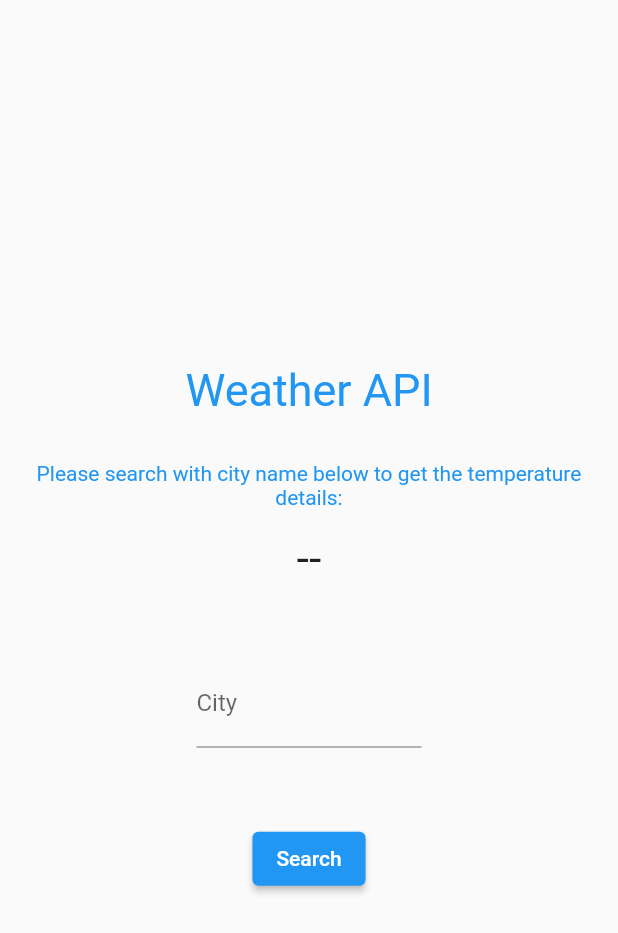
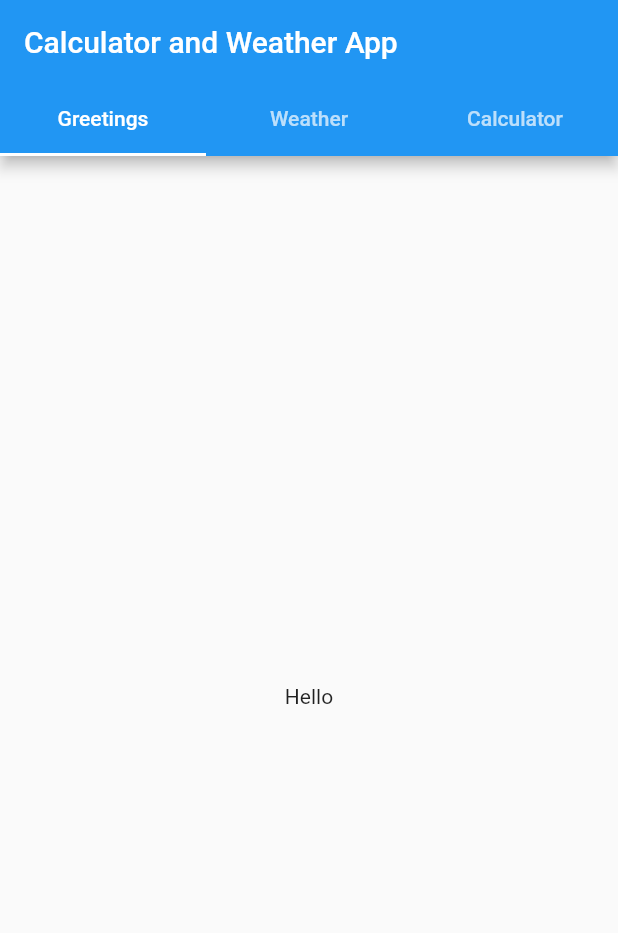
Before and after one commit to LakmaliPalihakkara/MDEV1005_Assignment4, a Flutter app: the screen it shows after launch, on a phone screen of 412 x 824 dp. Shown: the top 933 px of the screen. Run offline on Flutter 3.47's test engine with Material 2 defaults, Android fonts, the phone set to English and light mode, and no system bars.

Commit message:
Added navigation bar

```diff
--- a/lib/main.dart
+++ b/lib/main.dart
@@ -1,30 +1,123 @@
-import 'package:assignment4/data_service.dart';
 import 'package:assignment4/weather_display.dart';
 import 'package:flutter/material.dart';
 
-import 'models.dart';
-
 void main() {
-  runApp(MyApp());
+  runApp(const MyApp());
 }
 
-class MyApp extends StatefulWidget {
-  @override
-  State<StatefulWidget> createState() => _MyAppState();
-}
+class MyApp extends StatelessWidget {
+  const MyApp({super.key});
 
-class _MyAppState extends State<MyApp> {
-
+  static const String _title = 'Calculator and Weather App';
 
   @override
   Widget build(BuildContext context) {
-    return MaterialApp(
-        home: Scaffold(
-          body: Center(
+    return const MaterialApp(
+      title: _title,
+      home: MyStatefulWidget(),
+    );
+  }
+}
+
+class MyStatefulWidget extends StatefulWidget {
+  const MyStatefulWidget({super.key});
+
+  @override
+  State<MyStatefulWidget> createState() => _MyStatefulWidgetState();
+}
+
+/// AnimationControllers can be created with `vsync: this` because of TickerProviderStateMixin.
+class _MyStatefulWidgetState extends State<MyStatefulWidget>
+    with TickerProviderStateMixin {
+  late TabController _tabController;
+
+  @override
+  void initState() {
+    super.initState();
+    _tabController = TabController(length: 3, vsync: this);
+  }
+
+  @override
+  Widget build(BuildContext context) {
+    return Scaffold(
+      appBar: AppBar(
+        title: const Text('Calculator and Weather App'),
+        bottom: TabBar(
+          controller: _tabController,
+          tabs: const <Widget>[
+            Tab(
+              text: 'Greetings',
+            ),
+            Tab(
+              text: 'Weather',
+            ),
+            Tab(
+              text: 'Calculator',
+            ),
+          ],
+        ),
+      ),
+      body: TabBarView(
+        controller: _tabController,
+        children:[
+          Center(
+            child: Text("Hello") ,
+          ),
+          Center(
             child: WeatherDisplay(),
           ),
-        ));
+          Center(
+            child: Text("Calculator"),
+          ),
+        ],
+      ),
+    );
+  }
+}
+
+
+class MyHomePage extends StatefulWidget {
+  const MyHomePage({super.key, required this.title});
+  final String title;
+
+  @override
+  State<MyHomePage> createState() => _MyHomePageState();
+}
+
+class _MyHomePageState extends State<MyHomePage> {
+  int _counter = 0;
+
+  void _incrementCounter() {
+    setState(() {
+      _counter++;
+    });
   }
 
-
+  @override
+  Widget build(BuildContext context) {
+    return Scaffold(
+      appBar: AppBar(
+        title: Text(widget.title),
+      ),
+      body: Center(
+        child: Column(
+          mainAxisAlignment: MainAxisAlignment.center,
+          children: <Widget>[
+            const Text(
+              'You have pushed the button this many times:',
+            ),
+            Text(
+              '$_counter',
+              style: Theme.of(context).textTheme.headline4,
+            ),
+          ],
+        ),
+      ),
+      floatingActionButton: FloatingActionButton(
+        onPressed: _incrementCounter,
+        tooltip: 'Increment',
+        child: const Icon(Icons.add),
+      ), // This trailing comma makes auto-formatting nicer for build methods.
+    );
+  }
 }
```
